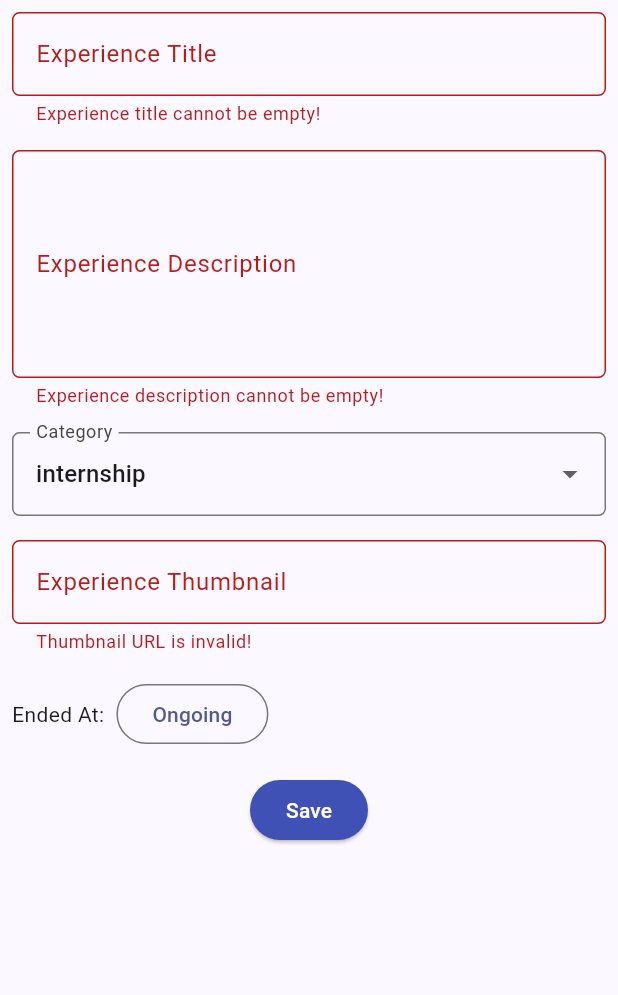
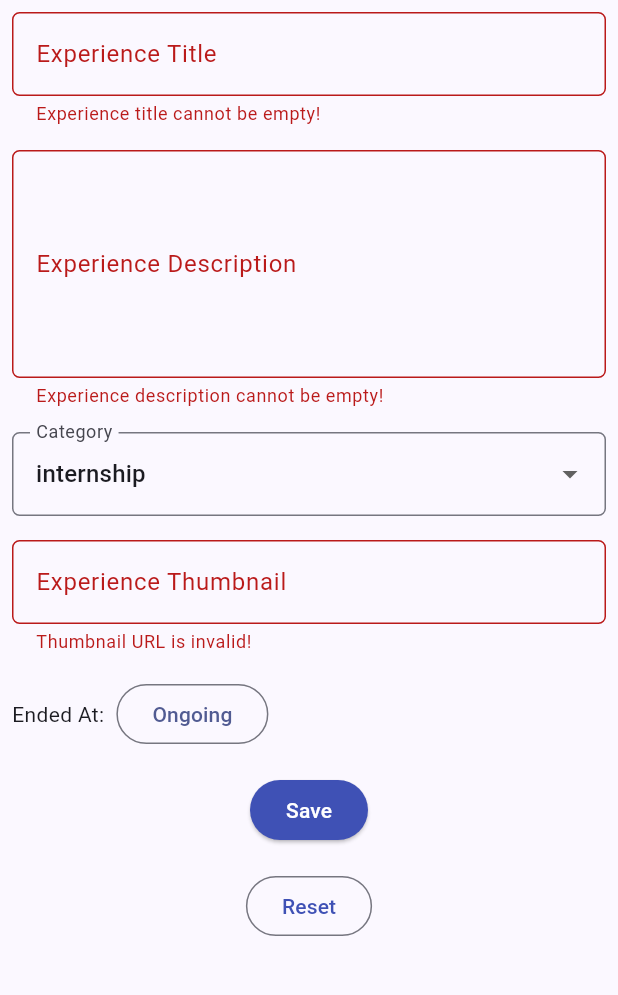
Before and after one commit to ziad-ayyash/myportofolio_mobile, a Flutter app: the ExperienceFormPage screen opened directly, after a tap on "Save", on a phone screen of 412 x 824 dp, the part 84-1079 px from its top. Run offline on Flutter 3.47's test engine with Material 3 defaults, Android fonts, the phone set to English and light mode, and no system bars; our stand-ins replace material_ui.

Commit message:
feat(tugas-8): added reset button for creativity

```diff
--- a/lib/screens/experience_form.dart
+++ b/lib/screens/experience_form.dart
@@ -26,8 +26,14 @@ class _ExperienceFormPageState extends State<ExperienceFormPage> {
     'freelance',
   ];
 
-  bool isValidURL(String? url) {
+  bool _isValidURL(String? url) {
     return Uri.parse(url ?? '').isAbsolute;
+  }
+
+  void _resetForm() {
+    _endedAt = null;
+    _category = _categories[0];
+    _formKey.currentState!.reset();
   }
 
   Future<void> _selectDate() async {
@@ -153,7 +159,7 @@ class _ExperienceFormPageState extends State<ExperienceFormPage> {
                     });
                   },
                   validator: (String? value) {
-                    if (!isValidURL(value)) {
+                    if (!_isValidURL(value)) {
                       return "Thumbnail URL is invalid!";
                     }
                     return null;
@@ -195,7 +201,9 @@ class _ExperienceFormPageState extends State<ExperienceFormPage> {
                           context: context,
                           builder: (context) {
                             return AlertDialog(
-                              title: const Text('Pengalaman berhasil ditambahkan!'),
+                              title: const Text(
+                                'Pengalaman berhasil ditambahkan!',
+                              ),
                               content: SingleChildScrollView(
                                 child: Column(
                                   crossAxisAlignment: CrossAxisAlignment.start,
@@ -213,7 +221,7 @@ class _ExperienceFormPageState extends State<ExperienceFormPage> {
                                   child: const Text('OK'),
                                   onPressed: () {
                                     Navigator.pop(context);
-                                    _formKey.currentState!.reset();
+                                    _resetForm();
                                   },
                                 ),
                               ],
@@ -229,6 +237,22 @@ class _ExperienceFormPageState extends State<ExperienceFormPage> {
                   ),
                 ),
               ),
+
+              Align(
+                alignment: Alignment.bottomCenter,
+                child: Padding(
+                  padding: const EdgeInsets.all(8.0),
+                  child: OutlinedButton(
+                    style: ButtonStyle(
+                      foregroundColor: WidgetStateProperty.all(Colors.indigo),
+                    ),
+                    onPressed: () {
+                      _resetForm();
+                    },
+                    child: const Text("Reset"),
+                  ),
+                ),
+              ),
             ],
           ),
         ),
```
